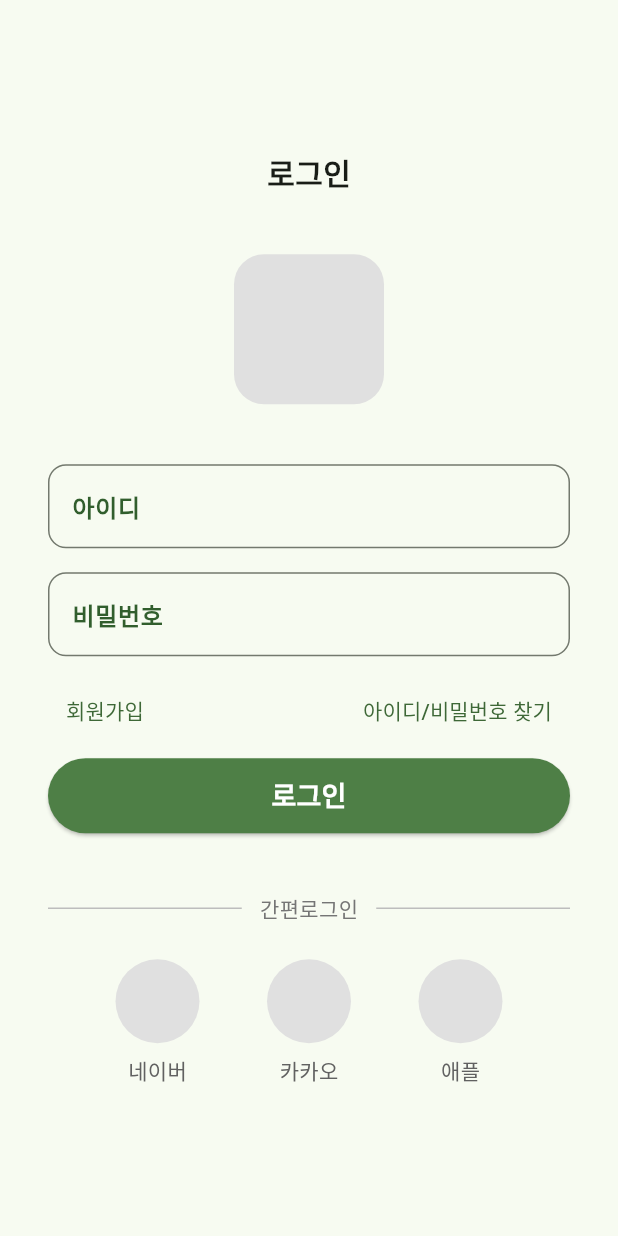
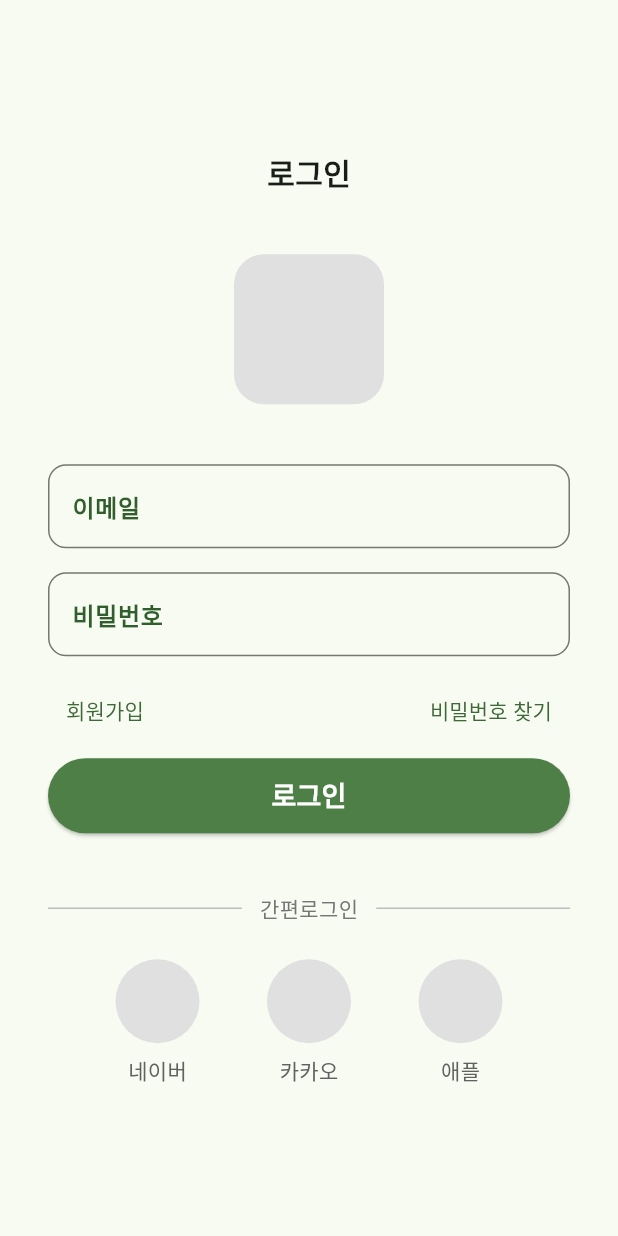
Before and after one commit to YuEngMe/Leafie, a Flutter app: the screen it shows after launch, after a tap on "로그인", on a phone screen of 412 x 824 dp. Run offline on Flutter 3.47's test engine with Material 3 defaults, Android fonts, the phone set to English and light mode, and no system bars; Roboto replaces fonts that are missing (Pretendard).

Commit message:
refactor(frontend): 입력칸·기본 버튼을 공용 위젯으로 분리

```diff
--- a/frontend/lib/screens/login_screen.dart
+++ b/frontend/lib/screens/login_screen.dart
@@ -1,5 +1,7 @@
 import 'package:flutter/material.dart';
-import 'package:yeso_plant/theme/app_colors.dart';
+import 'package:yeso_plant/screens/signup_screen.dart';
+import 'package:yeso_plant/widgets/app_text_field.dart';
+import 'package:yeso_plant/widgets/primary_button.dart';
 import 'package:yeso_plant/widgets/social_login_button.dart';
 
 class LoginScreen extends StatelessWidget {
@@ -32,74 +34,33 @@ class LoginScreen extends StatelessWidget {
                 ),
                 const SizedBox(height: 40),
 
-                // 아이디 입력
-                TextField(
-                  decoration: InputDecoration(
-                    labelText: '아이디',
-                    labelStyle: const TextStyle(
-                      color: kLabelGreen,
-                      fontWeight: FontWeight.w600,
-                    ),
-                    border: OutlineInputBorder(
-                      borderRadius: BorderRadius.circular(12),
-                      borderSide: const BorderSide(color: kBorderGreen),
-                    ),
-                  ),
-                ),
+                const AppTextField(label: '이메일'),
                 const SizedBox(height: 16),
-
-                // 비밀번호 입력
-                TextField(
-                  obscureText: true,
-                  decoration: InputDecoration(
-                    labelText: '비밀번호',
-                    labelStyle: const TextStyle(
-                      color: kLabelGreen,
-                      fontWeight: FontWeight.w600,
-                    ),
-                    border: OutlineInputBorder(
-                      borderRadius: BorderRadius.circular(12),
-                      borderSide: const BorderSide(color: kBorderGreen),
-                    ),
-                  ),
-                ),
+                const AppTextField(label: '비밀번호', obscureText: true),
                 const SizedBox(height: 12),
 
-                // 회원가입 / 아이디·비밀번호 찾기 (양쪽 끝 정렬)
+                // 회원가입 / 비밀번호 찾기 (양쪽 끝 정렬)
                 Row(
                   mainAxisAlignment: MainAxisAlignment.spaceBetween,
                   children: [
-                    TextButton(onPressed: () {}, child: const Text('회원가입')),
+                    TextButton(
+                      onPressed: () => Navigator.push(
+                        context,
+                        MaterialPageRoute(
+                          builder: (_) => const SignupScreen(),
+                        ),
+                      ),
+                      child: const Text('회원가입'),
+                    ),
                     TextButton(
                       onPressed: () {},
-                      child: const Text('아이디/비밀번호 찾기'),
+                      child: const Text('비밀번호 찾기'),
                     ),
                   ],
                 ),
                 const SizedBox(height: 8),
 
-                // 로그인 버튼
-                SizedBox(
-                  width: double.infinity,
-                  height: 50,
-                  child: ElevatedButton(
-                    onPressed: () {},
-                    style: ElevatedButton.styleFrom(
-                      backgroundColor: kButtonGreen,
-                      foregroundColor: Colors.white,
-                      shape: RoundedRectangleBorder(
-                        borderRadius: BorderRadius.circular(50), // 알약 모양
-                      ),
-                    ),
-                    child: const Text(
-                      '로그인',
-                      style: TextStyle(
-                        fontSize: 18,
-                        fontWeight: FontWeight.w600,
-                      ),
-                    ),
-                  ),
-                ),
+                PrimaryButton(label: '로그인', onPressed: () {}),
                 const SizedBox(height: 40),
 
                 // 간편로그인 구분선
--- /dev/null
+++ b/frontend/lib/widgets/app_text_field.dart
@@ -0,0 +1,27 @@
+import 'package:flutter/material.dart';
+import 'package:yeso_plant/theme/app_colors.dart';
+
+class AppTextField extends StatelessWidget {
+  const AppTextField({super.key, required this.label, this.obscureText = false});
+
+  final String label;
+  final bool obscureText;
+
+  @override
+  Widget build(BuildContext context) {
+    return TextField(
+      obscureText: obscureText,
+      decoration: InputDecoration(
+        labelText: label,
+        labelStyle: const TextStyle(
+          color: kLabelGreen,
+          fontWeight: FontWeight.w600,
+        ),
+        border: OutlineInputBorder(
+          borderRadius: BorderRadius.circular(12),
+          borderSide: const BorderSide(color: kBorderGreen),
+        ),
+      ),
+    );
+  }
+}
--- /dev/null
+++ b/frontend/lib/widgets/primary_button.dart
@@ -0,0 +1,31 @@
+import 'package:flutter/material.dart';
+import 'package:yeso_plant/theme/app_colors.dart';
+
+class PrimaryButton extends StatelessWidget {
+  const PrimaryButton({super.key, required this.label, required this.onPressed});
+
+  final String label;
+  final VoidCallback onPressed;
+
+  @override
+  Widget build(BuildContext context) {
+    return SizedBox(
+      width: double.infinity,
+      height: 50,
+      child: ElevatedButton(
+        onPressed: onPressed,
+        style: ElevatedButton.styleFrom(
+          backgroundColor: kButtonGreen,
+          foregroundColor: Colors.white,
+          shape: RoundedRectangleBorder(
+            borderRadius: BorderRadius.circular(50), // 알약 모양
+          ),
+        ),
+        child: Text(
+          label,
+          style: const TextStyle(fontSize: 18, fontWeight: FontWeight.w600),
+        ),
+      ),
+    );
+  }
+}
```
